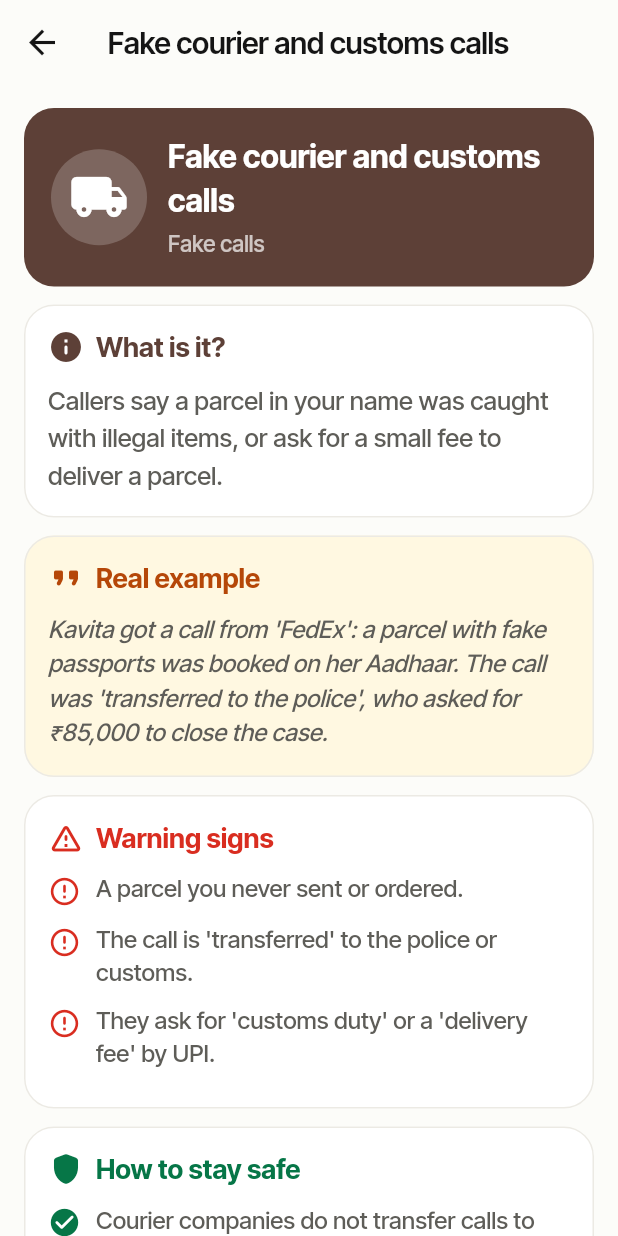
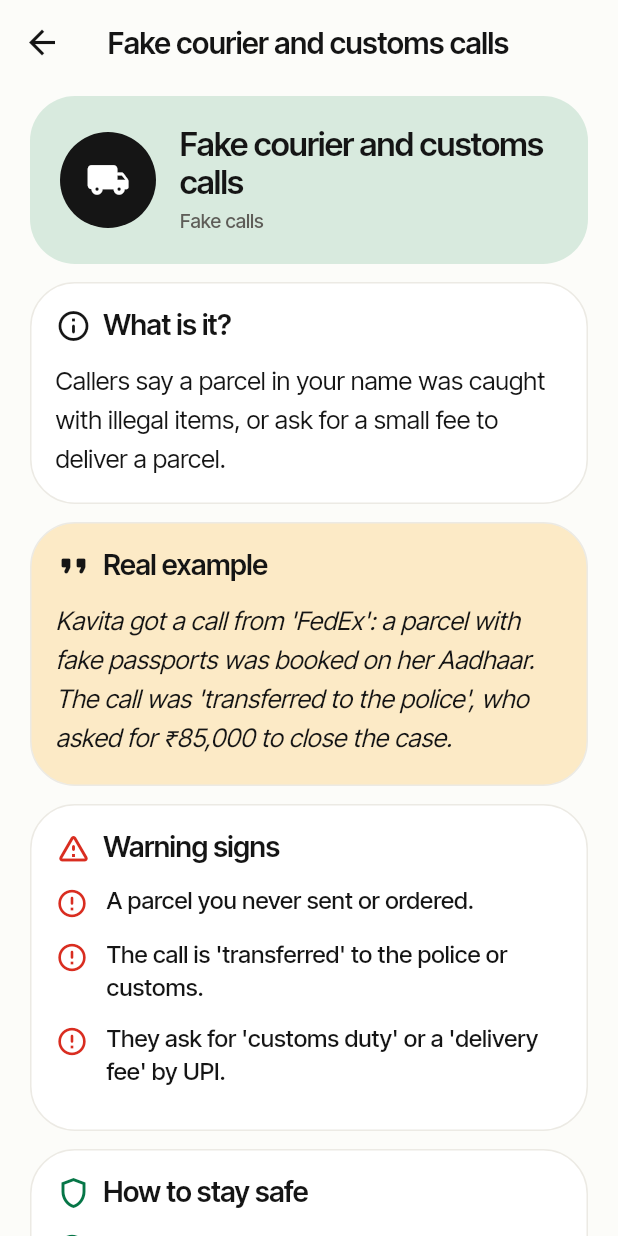
Before and after one commit to Radhikakalbhor/ScamRakshak, a Flutter app: the LessonListScreen screen opened by its route, after a tap on "Payments & PIN", after a tap on "Fake calls", after a tap on "Fake courier and customs calls", on a phone screen of 412 x 824 dp. Run offline on Flutter 3.47's test engine with Material 3 defaults, Android fonts, the phone set to English and light mode, and no system bars; our stand-ins replace audioplayers, file_picker, fl_chart, flutter_local_notifications, flutter_riverpod, go_router and 3 more; missing offline and left inert: flutter_foreground_task, mobile_scanner, record; accounts and stored records are empty.

Commit message:
style(lessons): migrate lesson list, detail and viewer to the design system; topics use the pastels (presentation only; Aagam's folder)

```diff
--- a/lib/features/lessons/lesson_detail_screen.dart
+++ b/lib/features/lessons/lesson_detail_screen.dart
@@ -1,7 +1,8 @@
 import 'package:flutter/material.dart';
 
 import '../../core/strings.dart';
-import '../../core/theme.dart';
+import '../../core/design/components.dart';
+import '../../core/design/tokens.dart';
 import '../quiz/quiz_screen.dart';
 import 'lesson_models.dart';
 import 'lesson_viewer_screen.dart';
@@ -59,26 +60,24 @@ class _LessonDetailScreenState extends State<LessonDetailScreen> {
           return Scaffold(
             appBar: AppBar(title: Text(s.t('lessons_title'))),
             body: Center(
-              child: Column(
-                mainAxisSize: MainAxisSize.min,
-                children: [
-                  Text(s.t('lessons_load_error'), style: const TextStyle(fontSize: 18)),
-                  const SizedBox(height: 12),
-                  FilledButton(
+              child: EmptyState(
+                icon: Icons.error_outline_rounded,
+                color: DsColors.alertSoft,
+                title: s.t('lessons_load_error'),
+                action: PrimaryButton(
+                  label: s.t('lessons_retry'),
                   onPressed: () {
                     final next = LessonRepository.load(widget.lessonId);
                     setState(() {
                       _lesson = next;
                     });
                   },
-                    child: Text(s.t('lessons_retry')),
                 ),
-                ],
               ),
             ),
           );
         }
-        if (!snap.hasData) return const Scaffold(body: Center(child: CircularProgressIndicator()));
+        if (!snap.hasData) return const Scaffold(body: LoadingState());
         final l = snap.data!;
         final lang = s.locale;
         final color = lessonTopicColor(l.id);
@@ -86,79 +85,72 @@ class _LessonDetailScreenState extends State<LessonDetailScreen> {
           appBar: AppBar(title: Text(pickLang(l.title, lang))),
           body: SafeArea(
             child: ListView(
-              padding: const EdgeInsets.all(16),
+              padding: const EdgeInsets.fromLTRB(DsSpace.xl, DsSpace.s, DsSpace.xl, DsSpace.section),
               children: [
                 _header(s, l, color),
                 if (l.summary.isNotEmpty)
                   _section(
                     title: s.t('lesson_what'),
-                    icon: Icons.info_rounded,
-                    color: color,
-                    child: Text(pickLang(l.summary, lang), style: const TextStyle(fontSize: 17, height: 1.45)),
+                    icon: Icons.info_outline_rounded,
+                    child: Text(pickLang(l.summary, lang), style: DsType.reading),
                   ),
                 if (l.example.isNotEmpty)
                   _section(
                     key: const Key('lesson_example'),
                     title: s.t('lesson_example'),
                     icon: Icons.format_quote_rounded,
-                    color: AppTheme.warningOrange,
-                    background: const Color(0xFFFFF8E1),
-                    child: Text(
-                      pickLang(l.example, lang),
-                      style: const TextStyle(fontSize: 16, height: 1.45, fontStyle: FontStyle.italic),
-                    ),
+                    background: DsColors.peach,
+                    child: Text(pickLang(l.example, lang), style: DsType.reading.copyWith(fontStyle: FontStyle.italic)),
                   ),
                 if (l.signs.isNotEmpty)
                   _section(
                     key: const Key('lesson_signs'),
                     title: s.t('lesson_signs'),
                     icon: Icons.warning_amber_rounded,
-                    color: AppTheme.errorRed,
-                    child: _bullets(l.signs, lang, Icons.error_outline_rounded, AppTheme.errorRed),
+                    iconColor: DsColors.alert,
+                    child: _bullets(l.signs, lang, Icons.error_outline_rounded, DsColors.alert),
                   ),
                 if (l.steps.isNotEmpty)
                   _section(
                     key: const Key('lesson_steps'),
                     title: s.t('lesson_steps'),
-                    icon: Icons.shield_rounded,
-                    color: AppTheme.successGreen,
-                    child: _bullets(l.steps, lang, Icons.check_circle_rounded, AppTheme.successGreen),
+                    icon: Icons.shield_outlined,
+                    iconColor: DsColors.safe,
+                    child: _bullets(l.steps, lang, Icons.check_circle_outline_rounded, DsColors.safe),
                   ),
-                const SizedBox(height: 8),
-                FilledButton.icon(
+                const SizedBox(height: DsSpace.s),
+                PrimaryButton(
                   key: const Key('lesson_open_cards'),
-                  style: FilledButton.styleFrom(backgroundColor: color),
+                  label: '${s.t('lesson_open_cards')} (${l.cards.length})',
+                  icon: Icons.style_outlined,
                   onPressed: _openCards,
-                  icon: const Icon(Icons.style_rounded),
-                  label: Padding(
-                    padding: const EdgeInsets.symmetric(vertical: 12),
-                    child: Text(
-                      '${s.t('lesson_open_cards')} (${l.cards.length})',
-                      style: const TextStyle(fontSize: 17),
                 ),
-                  ),
-                ),
-                const SizedBox(height: 10),
+                const SizedBox(height: DsSpace.s),
                 if (_done)
-                  OutlinedButton.icon(
+                  PrimaryButton(
                     key: const Key('lesson_marked'),
-                    onPressed: null,
-                    icon: const Icon(Icons.check_circle_rounded, color: AppTheme.successGreen),
-                    label: Text(s.t('lesson_marked'), style: const TextStyle(color: AppTheme.successGreen)),
+                    label: s.t('lesson_marked'),
+                    icon: Icons.check_circle_outline_rounded,
+                    filled: false,
+                    color: DsColors.safe,
                   )
                 else
-                  OutlinedButton.icon(
+                  PrimaryButton(
                     key: const Key('lesson_mark_done'),
+                    label: s.t('lesson_mark_done'),
+                    icon: Icons.task_alt_rounded,
+                    filled: false,
                     onPressed: _markDone,
-                    icon: const Icon(Icons.task_alt_rounded),
-                    label: Text(s.t('lesson_mark_done')),
                   ),
-                const SizedBox(height: 10),
-                TextButton.icon(
+                const SizedBox(height: DsSpace.s),
+                Align(
+                  alignment: Alignment.center,
+                  child: PillChip(
                     key: const Key('lesson_take_quiz'),
-                  onPressed: _openQuiz,
-                  icon: const Icon(Icons.psychology_rounded),
-                  label: Text(s.t('lesson_take_quiz'), style: const TextStyle(fontSize: 16)),
+                    label: s.t('lesson_take_quiz'),
+                    icon: Icons.quiz_outlined,
+                    onTap: _openQuiz,
+                  ),
                 ),
               ],
             ),
@@ -168,40 +160,28 @@ class _LessonDetailScreenState extends State<LessonDetailScreen> {
     );
   }
 
-  Widget _header(S s, Lesson l, Color color) => Container(
-    padding: const EdgeInsets.all(18),
-    margin: const EdgeInsets.only(bottom: 12),
-    decoration: BoxDecoration(color: color, borderRadius: BorderRadius.circular(20)),
+  Widget _header(S s, Lesson l, Color color) => Padding(
+    padding: const EdgeInsets.only(bottom: DsSpace.m),
+    child: PastelCard(
+      color: color,
       child: Row(
         children: [
-        Container(
-          padding: const EdgeInsets.all(12),
-          decoration: BoxDecoration(color: Colors.white.withValues(alpha: 0.2), shape: BoxShape.circle),
-          child: Icon(lessonTopicIcon(l.id), color: Colors.white, size: 40),
-        ),
-        const SizedBox(width: 14),
+          IconBadge(lessonTopicIcon(l.id), size: 64),
+          const SizedBox(width: DsSpace.l),
           Expanded(
             child: Column(
               crossAxisAlignment: CrossAxisAlignment.start,
               children: [
-              Text(
-                pickLang(l.title, s.locale),
-                style: const TextStyle(color: Colors.white, fontSize: 21, fontWeight: FontWeight.bold),
-              ),
-              const SizedBox(height: 4),
-              Text(s.t('lessons_cat_${l.category}'), style: const TextStyle(color: Colors.white70, fontSize: 15)),
+                Text(pickLang(l.title, s.locale), style: DsType.cardTitle),
+                const SizedBox(height: DsSpace.xs),
+                Text(s.t('lessons_cat_${l.category}'), style: DsType.small),
                 if (_done) ...[
-                const SizedBox(height: 6),
+                  const SizedBox(height: DsSpace.s),
                   Row(
                     children: [
-                    const Icon(Icons.check_circle_rounded, color: Colors.white, size: 18),
-                    const SizedBox(width: 4),
-                    Flexible(
-                      child: Text(
-                        s.t('lessons_done'),
-                        style: const TextStyle(color: Colors.white, fontWeight: FontWeight.bold),
-                      ),
-                    ),
+                      const Icon(Icons.check_circle_rounded, color: DsColors.safe, size: 18),
+                      const SizedBox(width: DsSpace.xs),
+                      Flexible(child: Text(s.t('lessons_done'), style: DsType.label.copyWith(color: DsColors.safe))),
                     ],
                   ),
                 ],
@@ -210,37 +190,33 @@ class _LessonDetailScreenState extends State<LessonDetailScreen> {
           ),
         ],
       ),
+    ),
   );
 
   Widget _section({
     Key? key,
     required String title,
     required IconData icon,
-    required Color color,
     required Widget child,
-    Color? background,
-  }) => Card(
+    Color iconColor = DsColors.ink,
+    Color background = DsColors.surface,
+  }) => Padding(
+    padding: const EdgeInsets.only(bottom: DsSpace.m),
+    child: SurfacePanel(
       key: key,
-    margin: const EdgeInsets.only(bottom: 12),
       color: background,
-    child: Padding(
-      padding: const EdgeInsets.all(16),
+      padding: const EdgeInsets.all(DsSpace.l),
       child: Column(
         crossAxisAlignment: CrossAxisAlignment.start,
         children: [
           Row(
             children: [
-              Icon(icon, color: color),
-              const SizedBox(width: 8),
-              Expanded(
-                child: Text(
-                  title,
-                  style: TextStyle(fontSize: 18, fontWeight: FontWeight.bold, color: color),
-                ),
-              ),
+              Icon(icon, color: iconColor),
+              const SizedBox(width: DsSpace.s),
+              Expanded(child: Text(title, style: DsType.section)),
             ],
           ),
-          const SizedBox(height: 10),
+          const SizedBox(height: DsSpace.m),
           child,
         ],
       ),
@@ -251,16 +227,16 @@ class _LessonDetailScreenState extends State<LessonDetailScreen> {
     children: [
       for (final item in items)
         Padding(
-          padding: const EdgeInsets.only(bottom: 10),
+          padding: const EdgeInsets.only(bottom: DsSpace.m),
           child: Row(
             crossAxisAlignment: CrossAxisAlignment.start,
             children: [
               Padding(
-                padding: const EdgeInsets.only(top: 2),
+                padding: const EdgeInsets.only(top: DsSpace.xxs),
                 child: Icon(icon, color: color, size: 22),
               ),
-              const SizedBox(width: 10),
-              Expanded(child: Text(pickLang(item, lang), style: const TextStyle(fontSize: 16, height: 1.4))),
+              const SizedBox(width: DsSpace.m),
+              Expanded(child: Text(pickLang(item, lang), style: DsType.body.copyWith(fontSize: 16))),
             ],
           ),
         ),
--- a/lib/features/lessons/lesson_list_screen.dart
+++ b/lib/features/lessons/lesson_list_screen.dart
@@ -1,7 +1,8 @@
 import 'package:flutter/material.dart';
 
 import '../../core/strings.dart';
-import '../../core/theme.dart';
+import '../../core/design/components.dart';
+import '../../core/design/tokens.dart';
 import 'lesson_detail_screen.dart';
 import 'lesson_models.dart';
 import 'lessons_strings.dart';
@@ -76,38 +77,38 @@ class _LessonListScreenState extends State<LessonListScreen> {
         future: _lessons,
         builder: (context, snap) {
           if (snap.hasError) return _error(s);
-          if (!snap.hasData) return const Center(child: CircularProgressIndicator());
+          if (!snap.hasData) return const LoadingState();
           final all = snap.data!;
           final visible = _visible(all, s.locale);
           return ListView(
-            padding: const EdgeInsets.all(16),
+            padding: const EdgeInsets.fromLTRB(DsSpace.xl, DsSpace.s, DsSpace.xl, DsSpace.section),
             children: [
               _progressCard(s, all.length),
-              const SizedBox(height: 14),
+              const SizedBox(height: DsSpace.l),
               TextField(
                 key: const Key('lessons_search'),
                 controller: _search,
                 onChanged: (v) => setState(() => _query = v),
+                style: DsType.body,
                 decoration: InputDecoration(
                   hintText: s.t('lessons_search_hint'),
-                  prefixIcon: const Icon(Icons.search_rounded),
+                  hintStyle: DsType.body.copyWith(color: DsColors.muted),
+                  prefixIcon: const Icon(Icons.search_rounded, color: DsColors.ink),
                   suffixIcon: _query.isEmpty
                       ? null
                       : IconButton(
+                          tooltip: s.t('lessons_clear_filters'),
                           icon: const Icon(Icons.clear_rounded),
                           onPressed: () => setState(() {
                             _query = '';
                             _search.clear();
                           }),
                         ),
-                  filled: true,
-                  fillColor: Colors.white,
-                  border: OutlineInputBorder(borderRadius: BorderRadius.circular(14)),
                 ),
               ),
-              const SizedBox(height: 10),
+              const SizedBox(height: DsSpace.m),
               _filters(s),
-              const SizedBox(height: 12),
+              const SizedBox(height: DsSpace.l),
               if (visible.isEmpty) _noMatch(s) else _grid(visible, s),
             ],
           );
@@ -117,75 +118,48 @@ class _LessonListScreenState extends State<LessonListScreen> {
   }
 
   Widget _error(S s) => Center(
-    child: Padding(
-      padding: const EdgeInsets.all(24),
-      child: Column(
-        mainAxisSize: MainAxisSize.min,
-        children: [
-          const Icon(Icons.error_outline_rounded, size: 56, color: AppTheme.errorRed),
-          const SizedBox(height: 12),
-          Text(s.t('lessons_load_error'), style: const TextStyle(fontSize: 18), textAlign: TextAlign.center),
-          const SizedBox(height: 16),
-          FilledButton(onPressed: _retry, child: Text(s.t('lessons_retry'))),
-        ],
-      ),
+    child: EmptyState(
+      icon: Icons.error_outline_rounded,
+      color: DsColors.alertSoft,
+      title: s.t('lessons_load_error'),
+      action: PrimaryButton(label: s.t('lessons_retry'), onPressed: _retry),
     ),
   );
 
   Widget _progressCard(S s, int total) {
     final done = _done.length;
     final allDone = total > 0 && done >= total;
-    return Container(
+    return PastelCard(
       key: const Key('lessons_progress'),
-      padding: const EdgeInsets.all(16),
-      decoration: BoxDecoration(
-        gradient: const LinearGradient(colors: [AppTheme.primaryTeal, AppTheme.primaryDarkTeal]),
-        borderRadius: BorderRadius.circular(18),
-      ),
+      color: DsColors.powder,
       child: Column(
         crossAxisAlignment: CrossAxisAlignment.start,
         children: [
-          Text(s.t('lessons_intro'), style: const TextStyle(color: Colors.white, fontSize: 16)),
-          const SizedBox(height: 12),
+          Text(s.t('lessons_intro'), style: DsType.body),
+          const SizedBox(height: DsSpace.l),
           Row(
             children: [
-              Expanded(
-                child: Text(
-                  s.t('lessons_your_progress'),
-                  style: const TextStyle(color: Colors.white70, fontWeight: FontWeight.w600),
-                ),
-              ),
-              const SizedBox(width: 8),
+              Expanded(child: Text(s.t('lessons_your_progress'), style: DsType.greeting)),
+              const SizedBox(width: DsSpace.s),
               Flexible(
                 child: Text(
                   '$done / $total ${s.t('lessons_progress')}',
                   key: const Key('lessons_progress_text'),
                   textAlign: TextAlign.end,
-                  style: const TextStyle(color: Colors.white, fontSize: 16, fontWeight: FontWeight.bold),
+                  style: DsType.title,
                 ),
               ),
             ],
           ),
-          const SizedBox(height: 8),
-          LinearProgressIndicator(
-            value: total == 0 ? 0 : done / total,
-            minHeight: 10,
-            borderRadius: BorderRadius.circular(5),
-            backgroundColor: Colors.white24,
-            color: Colors.white,
-          ),
+          const SizedBox(height: DsSpace.s),
+          ProgressBar(value: total == 0 ? 0 : done / total, color: DsColors.brand),
           if (allDone) ...[
-            const SizedBox(height: 10),
+            const SizedBox(height: DsSpace.m),
             Row(
               children: [
-                const Icon(Icons.emoji_events_rounded, color: Colors.amberAccent),
-                const SizedBox(width: 8),
-                Expanded(
-                  child: Text(
-                    s.t('lessons_all_done'),
-                    style: const TextStyle(color: Colors.white, fontWeight: FontWeight.bold),
-                  ),
-                ),
+                const Icon(Icons.emoji_events_outlined, color: DsColors.ink),
+                const SizedBox(width: DsSpace.s),
+                Expanded(child: Text(s.t('lessons_all_done'), style: DsType.title)),
               ],
             ),
           ],
@@ -207,13 +181,13 @@ class _LessonListScreenState extends State<LessonListScreen> {
         children: [
           for (final id in options)
             Padding(
-              padding: const EdgeInsets.only(right: 8),
-              child: ChoiceChip(
+              padding: const EdgeInsets.only(right: DsSpace.s),
+              child: PillChip(
                 key: Key('lessons_filter_$id'),
-                label: Text(label(id)),
-                avatar: kLessonCategories.contains(id) ? Icon(lessonCategoryIcon(id), size: 18) : null,
+                label: label(id),
+                icon: kLessonCategories.contains(id) ? lessonCategoryIcon(id) : null,
                 selected: _filter == id,
-                onSelected: (_) => setState(() => _filter = id),
+                onTap: () => setState(() => _filter = id),
               ),
             ),
         ],
@@ -221,24 +195,17 @@ class _LessonListScreenState extends State<LessonListScreen> {
     );
   }
 
-  Widget _noMatch(S s) => Padding(
-    padding: const EdgeInsets.symmetric(vertical: 32),
-    child: Column(
-      children: [
-        const Icon(Icons.search_off_rounded, size: 56, color: AppTheme.textSecondary),
-        const SizedBox(height: 8),
-        Text(s.t('lessons_no_match'), style: const TextStyle(fontSize: 17), textAlign: TextAlign.center),
-        const SizedBox(height: 8),
-        TextButton(onPressed: _clearFilters, child: Text(s.t('lessons_clear_filters'))),
-      ],
-    ),
+  Widget _noMatch(S s) => EmptyState(
+    icon: Icons.search_off_rounded,
+    title: s.t('lessons_no_match'),
+    action: PillChip(label: s.t('lessons_clear_filters'), onTap: _clearFilters),
   );
 
   /// One column on phones, two on wide screens.
   Widget _grid(List<Lesson> lessons, S s) => LayoutBuilder(
     builder: (context, c) {
       final cols = c.maxWidth >= 640 ? 2 : 1;
-      const gap = 12.0;
+      const gap = DsSpace.m;
       final w = (c.maxWidth - gap * (cols - 1)) / cols;
       return Wrap(
         spacing: gap,
@@ -251,61 +218,35 @@ class _LessonListScreenState extends State<LessonListScreen> {
   Widget _tile(Lesson l, S s) {
     final lang = s.locale;
     final done = _done.contains(l.id);
-    final color = lessonTopicColor(l.id);
     final summary = pickLang(l.summary, lang);
-    return Card(
+    return PastelCard(
       key: Key('lesson_tile_${l.id}'),
-      margin: EdgeInsets.zero,
-      clipBehavior: Clip.antiAlias,
-      child: InkWell(
+      color: lessonTopicColor(l.id),
       onTap: () => _open(l),
-        child: IntrinsicHeight(
-          child: Row(
-            crossAxisAlignment: CrossAxisAlignment.stretch,
-            children: [
-              Container(width: 6, color: color),
-              Expanded(
-                child: Padding(
-                  padding: const EdgeInsets.all(14),
+      padding: const EdgeInsets.all(DsSpace.l),
       child: Row(
         crossAxisAlignment: CrossAxisAlignment.start,
         children: [
-                      Container(
-                        width: 56,
-                        height: 56,
-                        decoration: BoxDecoration(
-                          color: color.withValues(alpha: 0.12),
-                          borderRadius: BorderRadius.circular(14),
-                        ),
-                        child: Icon(lessonTopicIcon(l.id), color: color, size: 32),
-                      ),
-                      const SizedBox(width: 14),
+          IconBadge(lessonTopicIcon(l.id)),
+          const SizedBox(width: DsSpace.m),
           Expanded(
             child: Column(
               crossAxisAlignment: CrossAxisAlignment.start,
               children: [
-                            Text(
-                              pickLang(l.title, lang),
-                              style: const TextStyle(fontSize: 18, fontWeight: FontWeight.bold, height: 1.25),
-                            ),
+                Text(pickLang(l.title, lang), style: DsType.title.copyWith(fontSize: 18)),
                 if (summary.isNotEmpty) ...[
-                              const SizedBox(height: 4),
-                              Text(
-                                summary,
-                                maxLines: 2,
-                                overflow: TextOverflow.ellipsis,
-                                style: const TextStyle(fontSize: 14, color: AppTheme.textSecondary),
-                              ),
+                  const SizedBox(height: DsSpace.xs),
+                  Text(summary, maxLines: 2, overflow: TextOverflow.ellipsis, style: DsType.small),
                 ],
-                            const SizedBox(height: 8),
+                const SizedBox(height: DsSpace.s),
                 Row(
                   children: [
-                                Icon(lessonCategoryIcon(l.category), size: 16, color: color),
-                                const SizedBox(width: 4),
+                    Icon(lessonCategoryIcon(l.category), size: 16, color: DsColors.ink),
+                    const SizedBox(width: DsSpace.xs),
                     Flexible(
                       child: Text(
                         '${s.t('lessons_cat_${l.category}')} · ${l.cards.length} ${s.t('lessons_cards')}',
-                                    style: TextStyle(fontSize: 13, color: color, fontWeight: FontWeight.w600),
+                        style: DsType.caption.copyWith(color: DsColors.ink),
                       ),
                     ),
                   ],
@@ -313,26 +254,17 @@ class _LessonListScreenState extends State<LessonListScreen> {
               ],
             ),
           ),
-                      const SizedBox(width: 8),
+          const SizedBox(width: DsSpace.s),
           done
               ? Column(
                   mainAxisSize: MainAxisSize.min,
                   children: [
-                                const Icon(Icons.check_circle_rounded, color: AppTheme.successGreen, size: 30),
-                                Text(
-                                  s.t('lessons_done'),
-                                  style: const TextStyle(color: AppTheme.successGreen, fontSize: 12),
-                                ),
+                    const Icon(Icons.check_circle_rounded, color: DsColors.safe, size: 30),
+                    Text(s.t('lessons_done'), style: DsType.caption.copyWith(color: DsColors.safe)),
                   ],
                 )
-                          : const Icon(Icons.radio_button_unchecked_rounded, color: Colors.grey, size: 30),
+              : const Icon(Icons.radio_button_unchecked_rounded, color: DsColors.muted, size: 30),
         ],
-                  ),
-                ),
-              ),
-            ],
-          ),
-        ),
       ),
     );
   }
```
Also changed, not shown: lib/features/lessons/lesson_models.dart (+9 -23 lines), lib/features/lessons/lesson_viewer_screen.dart (+34 -39 lines). Lines whose indentation alone changed are shown as unchanged.
